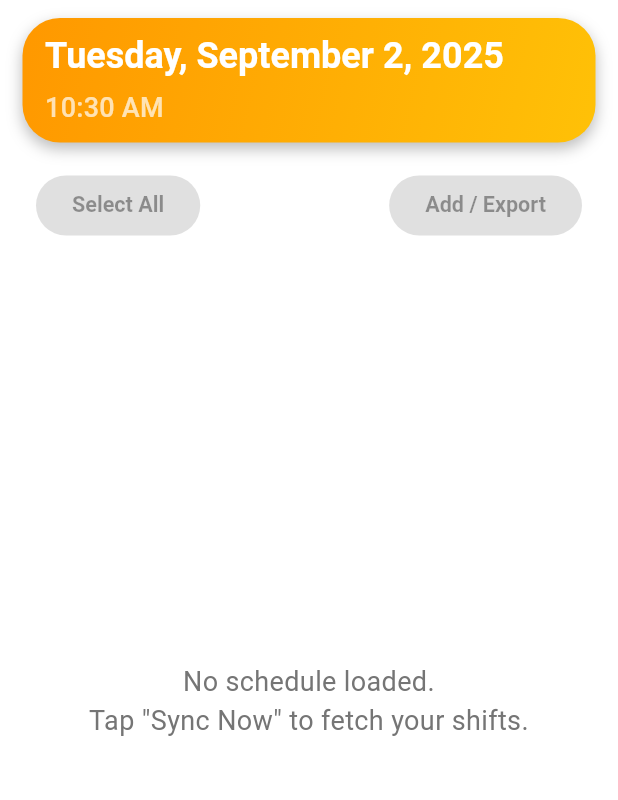
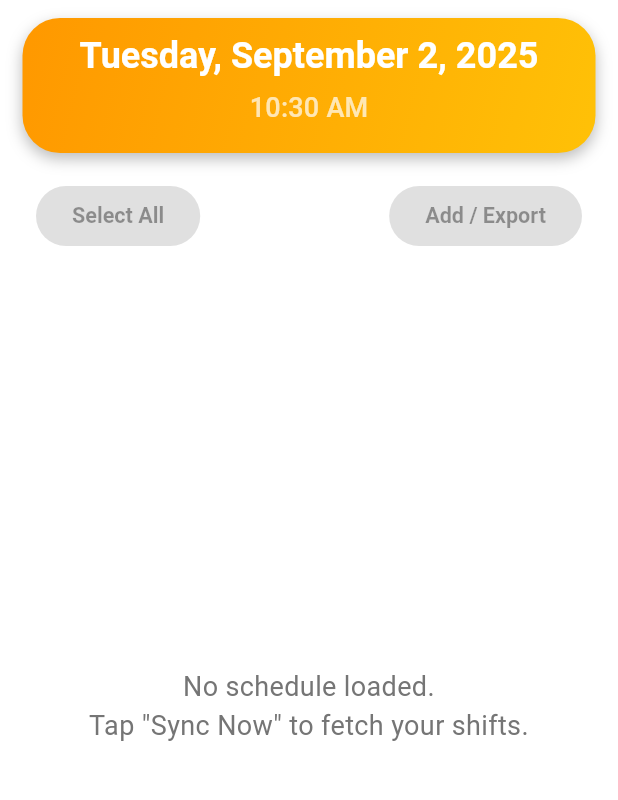
Before and after one commit to supertalentwiz/syncmyschedule, a Flutter app: the MainScreen screen opened directly, on a phone screen of 412 x 824 dp, the part 84-884 px from its top. Run offline on Flutter 3.47's test engine with Material 3 defaults, Android fonts, the phone set to English and light mode, and no system bars; our stand-ins replace cloud_functions, file_picker, firebase_auth, firebase_core, flutter_secure_storage, permission_handler and 3 more; missing offline and left inert: device_calendar; accounts and stored records are empty.

Commit message:
feat: updated the date_time widget

```diff
--- a/lib/constants/app_sizes.dart
+++ b/lib/constants/app_sizes.dart
@@ -14,7 +14,7 @@ class AppSizes {
   static const double titleFontSize = 32.0;
   static const double buttonFontSize = 18.0;
   static const double navBarHeight = 70.0;
-  static const double dateTimeCardHeight = 80.0;
+  static const double dateTimeCardHeight = 90.0;
   static const double dialogBorderRadius = 20.0;
   static const double smallIconSize = 22.0;
   static const double largeIconSize = 32.0;
--- a/lib/widgets/schedule/date_time_card.dart
+++ b/lib/widgets/schedule/date_time_card.dart
@@ -28,7 +28,7 @@ class DateTimeCard extends StatelessWidget {
       ),
       constraints: const BoxConstraints(minHeight: AppSizes.dateTimeCardHeight),
       child: Column(
-        crossAxisAlignment: CrossAxisAlignment.start,
+        crossAxisAlignment: CrossAxisAlignment.center,
         children: [
           Text(date, style: Theme.of(context).textTheme.titleLarge),
           const SizedBox(height: 6),
```
